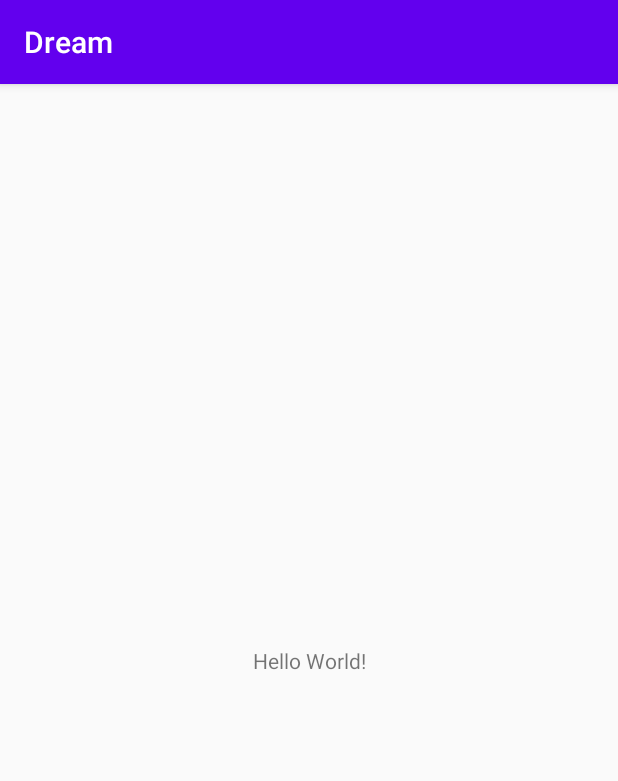
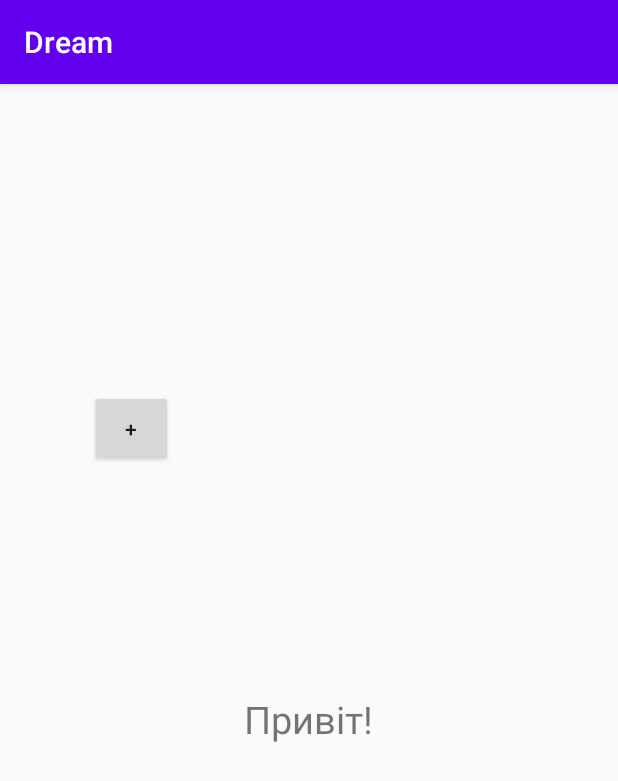
Before and after one commit to novakvova/DreamApiAdnroidPV826, an Android app: the screen it shows after launch (MainActivity), on a phone screen of 412 x 824 dp. Shown: the top 781 px of the screen. Run offline under Robolectric (Android 15) with nearby library versions, the phone set to English and light mode, and no system bars.

Commit message:
Add button

```diff
--- a/Deam.Android/app/src/main/java/com/example/dream/MainActivity.java
+++ b/Deam.Android/app/src/main/java/com/example/dream/MainActivity.java
@@ -3,12 +3,25 @@ package com.example.dream;
 import androidx.appcompat.app.AppCompatActivity;
 
 import android.os.Bundle;
+import android.util.Log;
+import android.view.View;
+import android.widget.Toast;
 
 public class MainActivity extends AppCompatActivity {
+
 
     @Override
     protected void onCreate(Bundle savedInstanceState) {
         super.onCreate(savedInstanceState);
+        //Log.e("Semen","----Hello Peter-----");
+        //Log.d("slava", "------dispaly----");
         setContentView(R.layout.activity_main);
     }
+
+    public void btnClickPlus(View v)
+    {
+        Toast toast = Toast.makeText(getApplicationContext(),
+                "Нажатий плюс", Toast.LENGTH_LONG);
+        toast.show();
+    }
 }
--- a/Deam.Android/app/src/main/res/layout/activity_main.xml
+++ b/Deam.Android/app/src/main/res/layout/activity_main.xml
@@ -9,10 +9,25 @@
     <TextView
         android:layout_width="wrap_content"
         android:layout_height="wrap_content"
-        android:text="Hello World!"
+        android:text="Привіт!"
+        android:textSize="25dp"
         app:layout_constraintBottom_toBottomOf="parent"
+        app:layout_constraintHorizontal_bias="0.498"
         app:layout_constraintLeft_toLeftOf="parent"
         app:layout_constraintRight_toRightOf="parent"
+        app:layout_constraintTop_toBottomOf="@+id/btn_plus"
+        app:layout_constraintVertical_bias="0.315" />
+
+    <Button
+        android:id="@+id/btn_plus"
+        android:layout_width="55dp"
+        android:layout_height="51dp"
+        android:layout_marginTop="204dp"
+        android:onClick="btnClickPlus"
+        android:text="+"
+        app:layout_constraintEnd_toEndOf="parent"
+        app:layout_constraintHorizontal_bias="0.168"
+        app:layout_constraintStart_toStartOf="parent"
         app:layout_constraintTop_toTopOf="parent" />
 
 </androidx.constraintlayout.widget.ConstraintLayout>
```
